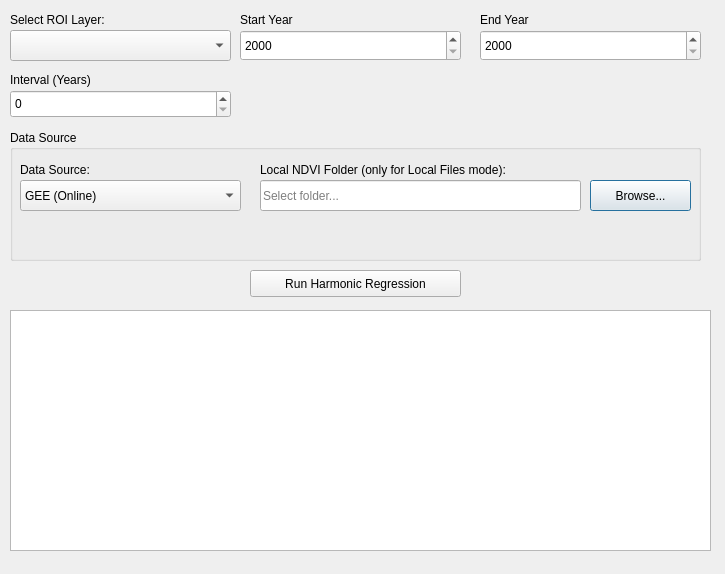
First picture: the form in vssi_harmonic_regression/vssi_dialog_base.ui, repository Visheshs3/VSSI_QGIS_PLUGIN, before the edit.
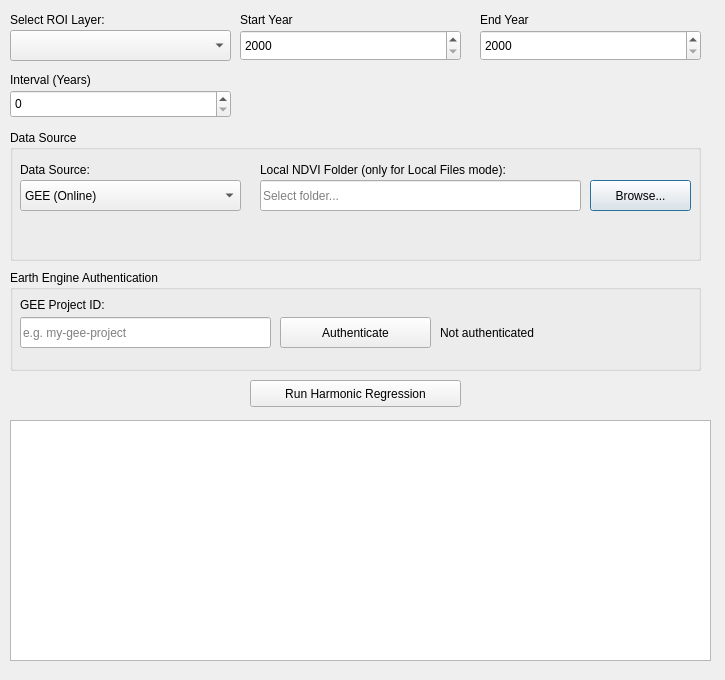
Second picture: the form after the edit.

Commit message: Add Earth Engine authentication feature and UI enhancements

The edit to the form file:
```diff
--- a/vssi_harmonic_regression/vssi_dialog_base.ui
+++ b/vssi_harmonic_regression/vssi_dialog_base.ui
@@ -7,7 +7,7 @@
     <x>0</x>
     <y>0</y>
     <width>725</width>
-    <height>574</height>
+    <height>680</height>
    </rect>
   </property>
   <property name="windowTitle">
@@ -202,11 +202,76 @@
      </property>
     </widget>
   </widget>
+  <widget class="QGroupBox" name="groupEEAuth">
+    <property name="geometry">
+     <rect>
+      <x>10</x>
+      <y>270</y>
+      <width>691</width>
+      <height>101</height>
+     </rect>
+    </property>
+    <property name="title">
+     <string>Earth Engine Authentication</string>
+    </property>
+    <widget class="QLabel" name="labelProjectId">
+     <property name="geometry">
+      <rect>
+        <x>10</x>
+        <y>25</y>
+        <width>121</width>
+        <height>19</height>
+      </rect>
+     </property>
+     <property name="text">
+      <string>GEE Project ID:</string>
+     </property>
+    </widget>
+    <widget class="QLineEdit" name="lineProjectId">
+     <property name="geometry">
+      <rect>
+        <x>10</x>
+        <y>47</y>
+        <width>251</width>
+        <height>31</height>
+      </rect>
+     </property>
+     <property name="placeholderText">
+      <string>e.g. my-gee-project</string>
+     </property>
+    </widget>
+    <widget class="QPushButton" name="btnAuthenticate">
+     <property name="geometry">
+      <rect>
+        <x>270</x>
+        <y>47</y>
+        <width>151</width>
+        <height>31</height>
+      </rect>
+     </property>
+     <property name="text">
+      <string>Authenticate</string>
+     </property>
+    </widget>
+    <widget class="QLabel" name="labelAuthStatus">
+     <property name="geometry">
+      <rect>
+        <x>430</x>
+        <y>47</y>
+        <width>251</width>
+        <height>31</height>
+      </rect>
+     </property>
+     <property name="text">
+      <string>Not authenticated</string>
+     </property>
+    </widget>
+  </widget>
   <widget class="QPushButton" name="btnRun">
    <property name="geometry">
     <rect>
      <x>250</x>
-      <y>270</y>
+      <y>380</y>
      <width>211</width>
      <height>27</height>
     </rect>
@@ -219,7 +284,7 @@
    <property name="geometry">
     <rect>
      <x>10</x>
-      <y>310</y>
+      <y>420</y>
      <width>701</width>
       <height>241</height>
     </rect>
```
The commit also changes 1 other file.
